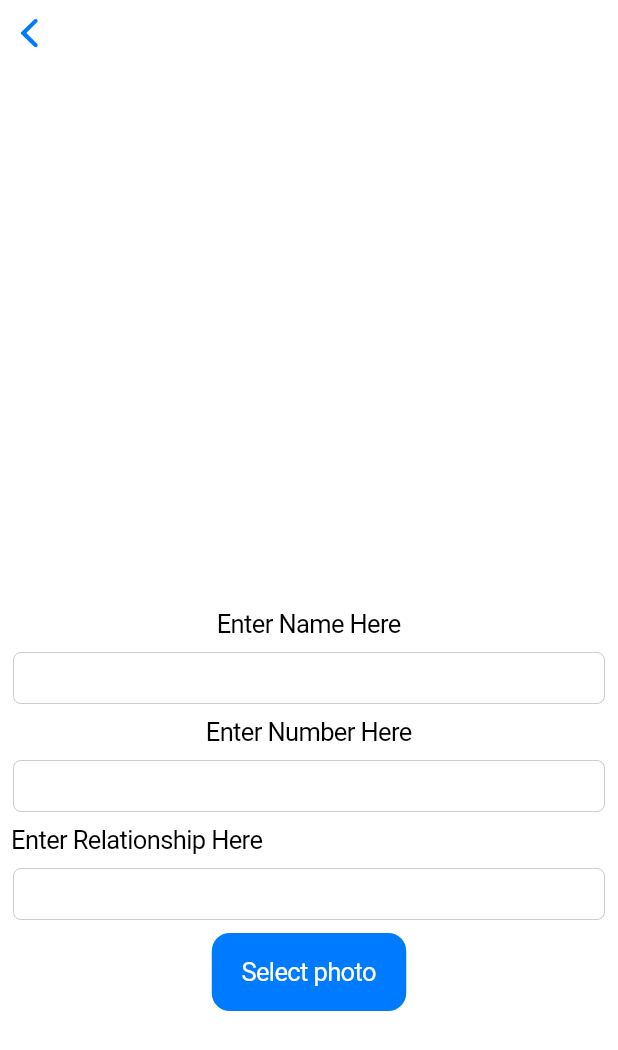
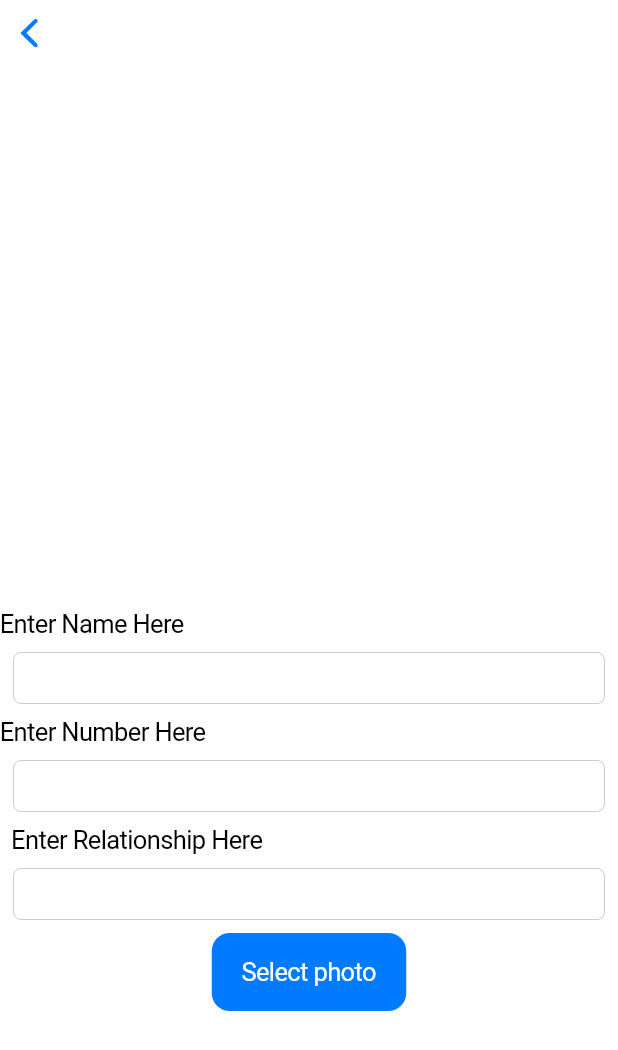
Before and after one commit to canglobe/appley, a Flutter app: the Add_Newone screen opened directly, on a phone screen of 412 x 824 dp. Shown: the top 1050 px of the screen. Run offline on Flutter 3.47's test engine with Material 2 defaults, Android fonts, the light colour scheme and no system bars.

Commit message:
In addpage texts are moved to left corner

```diff
--- a/lib/addpage.dart
+++ b/lib/addpage.dart
@@ -18,6 +18,7 @@ class _Add_NewoneState extends State<Add_Newone> {
           mainAxisAlignment: MainAxisAlignment.end,
           children: [
             Column(
+              crossAxisAlignment: CrossAxisAlignment.start,
               children: [
                 Text("Enter Name Here"),
                 Padding(
@@ -29,6 +30,7 @@ class _Add_NewoneState extends State<Add_Newone> {
               ],
             ),
             Column(
+              crossAxisAlignment: CrossAxisAlignment.start,
               children: [
                 Text("Enter Number Here"),
                 Padding(
```
